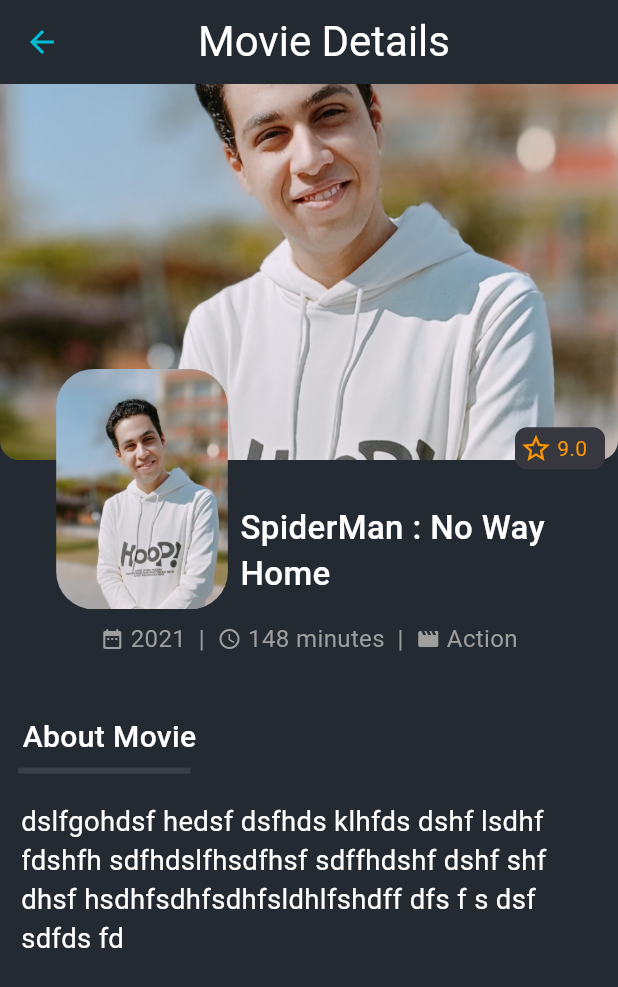
After one commit to abdelrahman6644/FilmVault, a Flutter app: the MoviePage screen opened directly, on a phone screen of 412 x 824 dp. The commit adds this screen. Shown: the top 987 px of the screen. Run offline on Flutter 3.47's test engine with Material 3 defaults, Android fonts, the phone set to English and light mode, and no system bars; our stand-ins replace flutter_screenutil.

Commit message:
Search Page and Movie page UI

```diff
--- /dev/null
+++ b/lib/views/movie_page.dart
@@ -0,0 +1,255 @@
+import 'package:flutter/material.dart';
+import 'package:flutter_screenutil/flutter_screenutil.dart';
+import 'package:movies_app/Widgets/show_poster_movie.dart';
+import 'package:movies_app/constants.dart';
+
+class MoviePage extends StatelessWidget {
+  const MoviePage({super.key});
+
+  @override
+  Widget build(BuildContext context) {
+    return ScreenUtilInit(
+      designSize: const Size(360, 690),
+      minTextAdapt: true,
+      splitScreenMode: true,
+      builder: (_, child) {
+        return Scaffold(
+          backgroundColor: const Color(primaryColor),
+          appBar: AppBar(
+            iconTheme: const IconThemeData(
+              color: Colors.cyan, //change your color here
+            ),
+            title: const Row(
+              children: [
+                Spacer(
+                  flex: 5,
+                ),
+                Center(
+                  child: Text(
+                    'Movie Details',
+                    style: TextStyle(
+                      fontSize: 28,
+                      color: Colors.white,
+                    ),
+                  ),
+                ),
+                Spacer(
+                  flex: 8,
+                )
+              ],
+            ),
+          ),
+          body: SingleChildScrollView(
+            scrollDirection: Axis.vertical,
+            child: Column(
+              children: [
+                const TopOfPage(),
+
+                Row(
+                  mainAxisAlignment: MainAxisAlignment.center,
+                  children: [
+                    Icon(
+                      Icons.date_range_rounded,
+                      color: Colors.grey,
+                      size: 14.sp,
+                    ),
+                    Text(
+                      ' 2021',
+                      style: TextStyle(
+                        color: Colors.grey,
+                        fontSize: 14.sp,
+                      ),
+                    ),
+                    Text(
+                      '  |  ',
+                      style: TextStyle(
+                        color: Colors.grey,
+                        fontSize: 14.sp,
+                      ),
+                    ),
+                    Icon(
+                      Icons.access_time_rounded,
+                      color: Colors.grey,
+                      size: 14.sp,
+                    ),
+                    Text(
+                      ' 148 minutes',
+                      style: TextStyle(
+                        color: Colors.grey,
+                        fontSize: 14.sp,
+                      ),
+                    ),
+                    Text(
+                      '  |  ',
+                      style: TextStyle(
+                        color: Colors.grey,
+                        fontSize: 14.sp,
+                      ),
+                    ),
+                    Icon(
+                      Icons.movie_rounded,
+                      color: Colors.grey,
+                      size: 14.sp,
+                    ),
+                    Text(
+                      ' Action',
+                      style: TextStyle(
+                        color: Colors.grey,
+                        fontSize: 14.sp,
+                      ),
+                    ),
+                  ],
+                ),
+                Container(
+                  alignment: Alignment.topLeft,
+                  padding: const EdgeInsets.only(top: 40, left: 15),
+                  child: const Text(
+                    'About Movie',
+                    style: TextStyle(
+                        color: Colors.white,
+                        fontSize: 20,
+                        fontWeight: FontWeight.w500),
+                  ),
+                ),
+                const Row(
+                  children: [
+                    SizedBox(
+                      width: 12,
+                    ),
+                    SizedBox(
+                      width: 115,
+                      child: Divider(
+                        color: Color(0xFF3a3f47),
+                        height: 15,
+                        thickness: 4,
+                      ),
+                    ),
+                  ],
+                ),
+                Container(
+                  padding: const EdgeInsets.all(14),
+                  child: Text(
+                    'dslfgohdsf hedsf dsfhds klhfds dshf lsdhf fdshfh sdfhdslfhsdfhsf sdffhdshf dshf shf dhsf hsdhfsdhfsdhfsldhlfshdff dfs f s dsf sdfds fd',
+                    style: TextStyle(color: Colors.white, fontSize: 16.sp),
+                  ),
+                )
+              ],
+            ),
+          ),
+        );
+      },
+    );
+  }
+}
+
+class TopOfPage extends StatelessWidget {
+  const TopOfPage({
+    super.key,
+  });
+
+  @override
+  Widget build(BuildContext context) {
+    return SizedBox(
+      height: 300.h,
+      child: Stack(
+        clipBehavior: Clip.none,
+        children: [
+          SizedBox(
+            height: 210.h,
+            width: double.infinity,
+            child: Container(
+              decoration: const BoxDecoration(
+                  image: DecorationImage(
+                      image: AssetImage('assets/IMG_20240216_090640.jpg'),
+                      fit: BoxFit.cover
+                      ),
+                  borderRadius:
+                      BorderRadius.vertical(bottom: Radius.circular(13))),
+            ),
+          ),
+          Positioned(
+            top: 190,
+            left: MediaQuery.of(context).size.width / 11,
+            child: Container(
+              alignment: Alignment.bottomLeft,
+              child: ShowPoster(
+                Imageurl: 'assets/IMG_20240216_090640.jpg',
+                height: 140,
+                width: 100,
+              ),
+            ),
+          ),
+          Positioned(
+            top: 280,
+            left: 140.sp,
+            width: 230.w,
+            child: const Text(
+              'SpiderMan : No Way Home',
+              style: TextStyle(
+                fontSize: 22,
+                fontWeight: FontWeight.w500,
+                color: Colors.white,
+              ),
+            ),
+          ),
+          Positioned(
+              top: 200.sp,
+              left: 300.sp,
+              child: Container(
+                width: 60,
+                height: 28,
+                decoration: BoxDecoration(
+                  color: Color(0xff373740),
+                  borderRadius: BorderRadius.circular(8),
+                ),
+                child: const Row(
+                  children: [
+                    SizedBox(
+                      width: 3,
+                    ),
+                    Icon(
+                      Icons.star_border,
+                      color: Colors.orange,
+                      size: 22,
+                    ),
+                    SizedBox(
+                      width: 3,
+                    ),
+                    Text(
+                      '9.0',
+                      style: TextStyle(
+                        color: Colors.orange,
+                      ),
+                    ),
+                    SizedBox(
+                      width: 3,
+                    ),
+                  ],
+                ),
+              ))
+        ],
+      ),
+    );
+  }
+}
+
+// bool isFav = false;
+
+// IconButton(
+//   icon: isFav == false
+//       ? const Icon(
+//           Icons.favorite,
+//           color: Colors.red,
+//           size: 30,
+//         )
+//       : const Icon(
+//           Icons.favorite_border,
+//           color: Colors.red,
+//           size: 30,
+//         ),
+//   onPressed: () {
+//     setState(() {
+//       isFav ? false : true;
+//     });
+//   },
+// )
```
Also changed, not shown: lib/Widgets/customTextField.dart (+30 -24 lines), lib/Widgets/home_page_body.dart (+9 -3 lines), lib/Widgets/movie_card.dart (added, +92 -0 lines), lib/Widgets/movies_view_list.dart (added, +28 -0 lines), lib/Widgets/show_poster_movie.dart (+12 -1 lines), lib/views/HomePage.dart (+6 -9 lines), lib/views/search_page.dart (added, +42 -0 lines).
